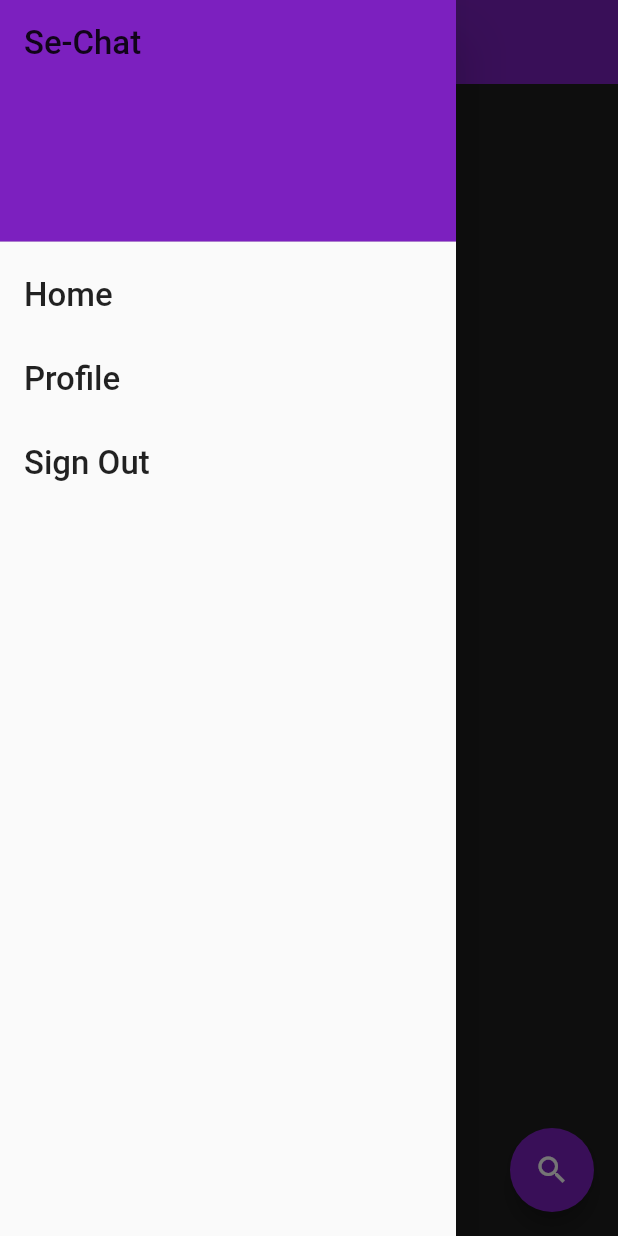
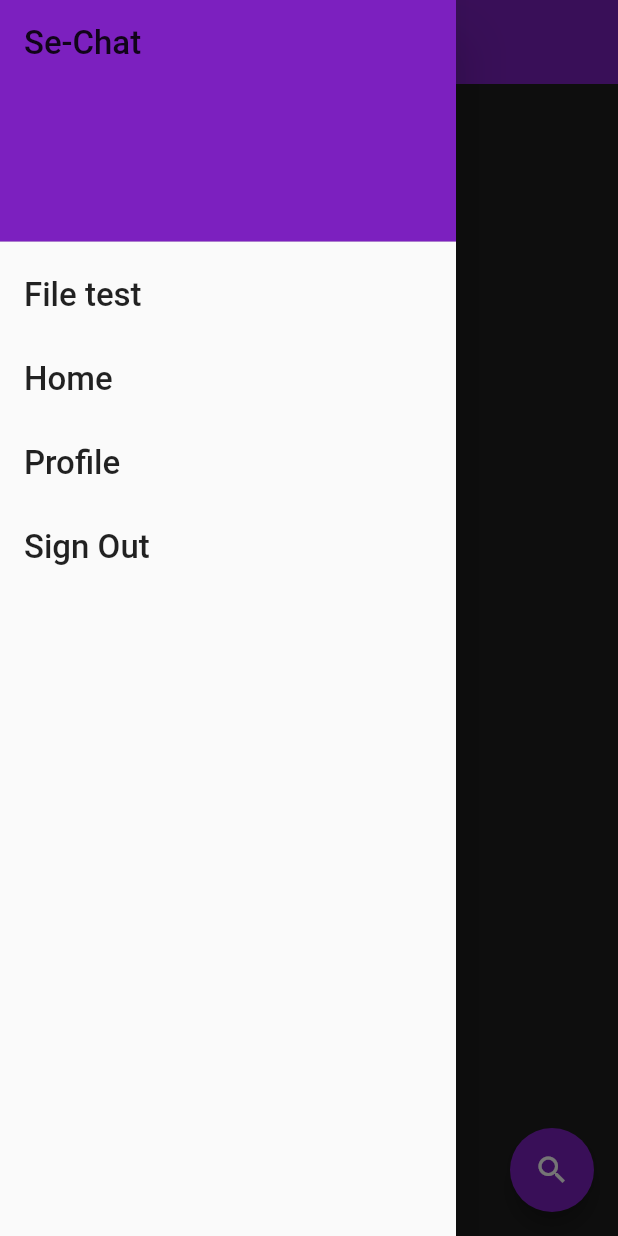
Before and after one commit to Leonlit/Secure-Real-Time-Chat-App, a Flutter app: the ChatRoom screen opened directly, in the side drawer, after a tap on the "search" icon, on a phone screen of 412 x 824 dp. Run offline on Flutter 3.47's test engine with Material 2 defaults, Android fonts, the phone set to English and light mode, and no system bars; our stand-ins replace cloud_firestore, file_picker, firebase_auth, firebase_core, permission_handler, rflutter_alert and 1 more; missing offline and left inert: encrypt, pointycastle, rsa_encrypt; accounts and stored records are empty; Roboto replaces fonts that are missing (OverpassRegular); statements that could not run were skipped.

```diff
--- a/lib/services/file_management.dart
+++ b/lib/services/file_management.dart
@@ -4,13 +4,13 @@ import 'dart:io';
 import 'package:permission_handler/permission_handler.dart';
 
 class FileManagement {
-  Future<String> get localPath async {
+  Future<String> localPath () async {
     final directory = await getApplicationDocumentsDirectory();
     return directory.path;
   }
 
   Future<File> localFile (String filename) async {
-    final path = await localPath;
+    final path = await localPath();
     var status = await Permission.storage.status;
     if (status.isDenied || status.isPermanentlyDenied) {
       Map<Permission, PermissionStatus> statuses = await [
--- a/lib/widgets/widget.dart
+++ b/lib/widgets/widget.dart
@@ -1,6 +1,7 @@
 import 'package:flutter/material.dart';
 import 'package:secure_real_time_chat_app/helper/authenticate.dart';
 import 'package:secure_real_time_chat_app/helper/helper.dart';
+import 'package:secure_real_time_chat_app/helper/test.dart';
 import 'package:secure_real_time_chat_app/helper/theme.dart';
 import 'package:secure_real_time_chat_app/screens/chat_app/chatRoom.dart';
 import 'package:secure_real_time_chat_app/screens/users/profile.dart';
@@ -29,6 +30,14 @@ Widget drawer (context) {
                         color: THEME_COLOR,
                     ),
                     child: Text('Se-Chat', style: headerTextStyle(),),
+                ),
+                ListTile(
+                    title: Text('File test', style: headerTextStyle(),),
+                    onTap: () {
+                        Navigator.pushReplacement(context, MaterialPageRoute(
+                            builder: (context) => FIleManagerTesting()
+                        ));
+                    },
                 ),
                 ListTile(
                     title: Text('Home', style: headerTextStyle(),),
--- a/pubspec.yaml
+++ b/pubspec.yaml
@@ -42,6 +42,7 @@ dependencies:
   rsa_encrypt: ^2.0.0
   path_provider: ^2.0.8
   permission_handler: ^8.3.0
+  file_picker: ^4.3.3
   rflutter_alert:
     git: git://github.com/RatelHub/rflutter_alert.git
   encrypt: ^5.0.1
```
Also changed, not shown: lib/helper/test.dart (+26 -12 lines), pubspec.lock, 1 other file.
